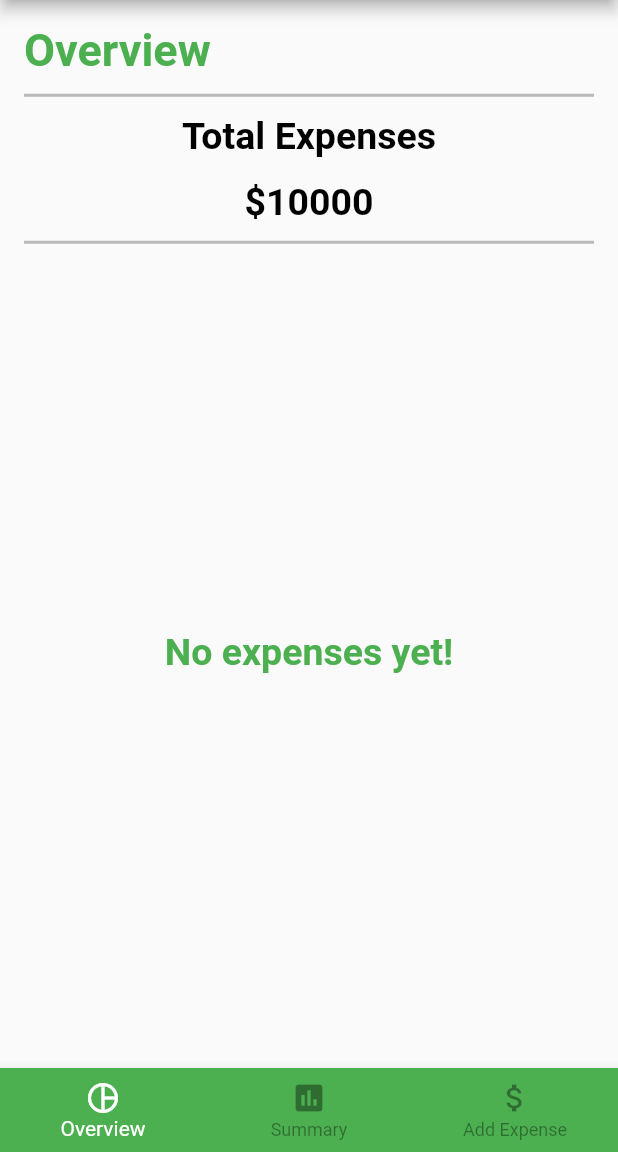
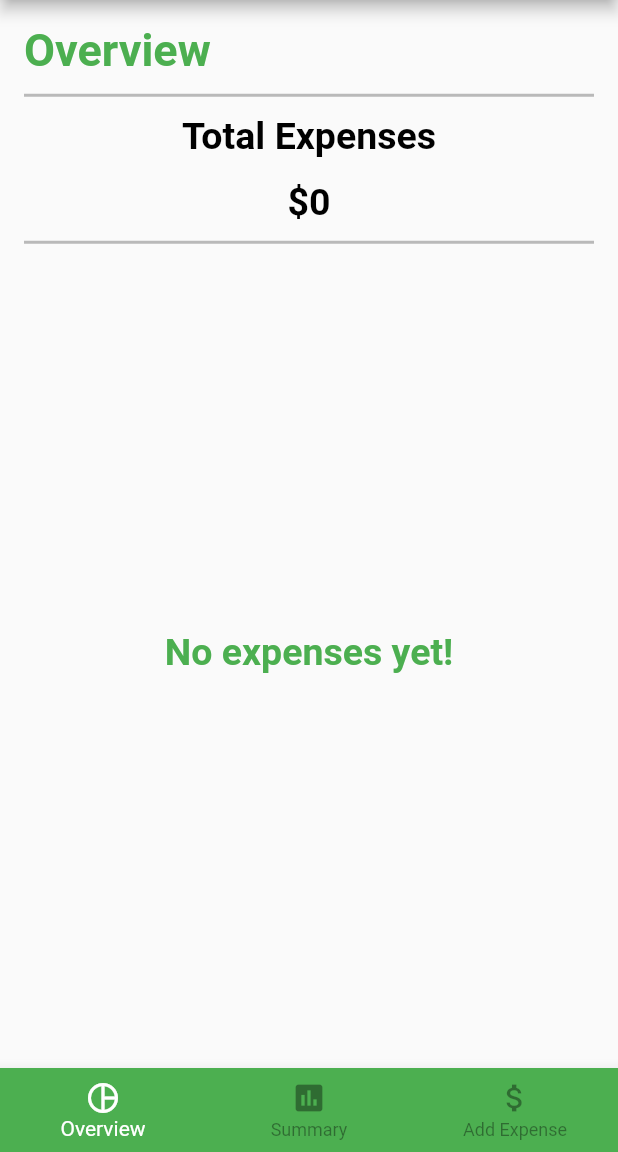
Before and after one commit to elliot-tio/WhereDidMyMoneyGo, a Flutter app: the screen it shows after launch, on a phone screen of 412 x 824 dp, the part 84-1236 px from its top. Run offline on Flutter 3.47's test engine with Material 2 defaults, Android fonts, the phone set to English and light mode, and no system bars; our stand-ins replace flutter_masked_text, sqflite; accounts and stored records are empty.

Commit message:
db working ok for overview. clear db button. loading icon if fetching.

```diff
--- a/lib/expense.dart
+++ b/lib/expense.dart
@@ -15,7 +15,7 @@ class Expense {
       'location': location,
       'category': category,
       'amount': amount,
-      'dateTime': dateTime,
+      'datetime': dateTime,
     };
   }
 }
--- a/lib/helpers.dart
+++ b/lib/helpers.dart
@@ -15,4 +15,10 @@ class Helpers {
     );
     return database;
   }
+
+  static clearDb() async {
+    final Database db = await getDatabase();
+    db.delete('expenses');
+    print('Database cleared');
+  }
 }
--- a/lib/home.dart
+++ b/lib/home.dart
@@ -1,6 +1,7 @@
 import 'package:flutter/material.dart';
 import 'add_expense_form.dart';
 import 'overview.dart';
+import 'summary.dart';
 
 class Home extends StatefulWidget {
   Home({Key key}) : super(key: key);
@@ -11,16 +12,14 @@ class Home extends StatefulWidget {
 
 class _HomeState extends State<Home> {
   int _selectedIndex = 0;
-  static const TextStyle optionStyle =
-      TextStyle(fontSize: 30, fontWeight: FontWeight.bold);
   static List<Widget> _widgetOptions = <Widget>[
     Container(
       padding: const EdgeInsets.all(16),
       child: Overview(),
     ),
-    Text(
-      'Summary',
-      style: optionStyle,
+    Container(
+      padding: const EdgeInsets.all(16),
+      child: Summary(),
     ),
     Container(
       padding: const EdgeInsets.all(32),
--- a/lib/overview.dart
+++ b/lib/overview.dart
@@ -1,26 +1,99 @@
+import 'dart:async';
 import 'package:flutter/material.dart';
 import 'package:sqflite/sqflite.dart';
 import 'expense.dart';
 import 'helpers.dart';
 
-class Overview extends StatelessWidget {
+class Overview extends StatefulWidget {
+  @override
+  _OverviewState createState() => _OverviewState();
+}
+
+class _OverviewState extends State<Overview> {
+  var _children = <Widget>[
+    SizedBox(
+      child: CircularProgressIndicator(),
+      width: 60,
+      height: 60,
+    ),
+    const Padding(
+      padding: EdgeInsets.only(top: 16),
+      child: Text('Loading...'),
+    )
+  ];
+  var _childrenTotal = <Widget>[
+    SizedBox(
+      child: CircularProgressIndicator(),
+      width: 60,
+      height: 60,
+    ),
+    const Padding(
+      padding: EdgeInsets.only(top: 16),
+      child: Text('Loading...'),
+    )
+  ];
+  Timer _timer;
+
+  @override
+  void initState() {
+    _timer = Timer(new Duration(seconds: 1), () {
+      setState(() {
+        _children = <Widget>[
+          new Text(
+            "No expenses yet!",
+            style: TextStyle(
+              fontSize: 25,
+              fontWeight: FontWeight.bold,
+              color: Theme.of(context).colorScheme.primaryVariant
+            ),
+          ),
+        ];
+        _childrenTotal = <Widget>[
+          new Text(
+            "\$0",
+            style: TextStyle(
+              fontSize: 25,
+              fontWeight: FontWeight.bold,
+              color: Colors.black
+            ),
+          ),
+        ];
+      });
+    });
+    super.initState();
+  }
+
   Future<List<Expense>> expenses() async {
-    // Get a reference to the database.
     final Database db = await Helpers.getDatabase();
 
-    // Query the table for all The Dogs.
-    final List<Map<String, dynamic>> maps = await db.query('expenses');
+    final List<Map<String, dynamic>> maps = await db.query(
+      'expenses',
+      columns: [
+        "SUM(amount) AS sum",
+        "category",
+        "dateTime",
+      ],
+      groupBy: "category");
 
-    // Convert the List<Map<String, dynamic> into a List<Dog>.
     return List.generate(maps.length, (i) {
       return Expense(
-        id: maps[i]['id'],
-        description: maps[i]['description'],
-        location: maps[i]['location'],
         category: maps[i]['category'],
-        amount: maps[i]['amount'],
-        dateTime: maps[i]['dateTime']
+        amount: maps[i]['sum'],
+        dateTime: maps[i]['datetime']
       );
+    });
+  }
+
+  Future<List<double>> totalExpenses() async {
+    final Database db = await Helpers.getDatabase();
+
+    final List<Map<String, dynamic>> total = await db.query(
+      'expenses',
+      columns: ["SUM(amount) AS total"],
+    );
+
+    return List.generate(total.length, (i) {
+      return total[i]['total'];
     });
   }
 
@@ -28,8 +101,16 @@ class Overview extends StatelessWidget {
     return await expenses();
   }
 
-  final sum = 10000;
-  final List<int> categoriesSum = <int>[100, 200, 300, 400, 500, 600, 700, 100, 200, 300, 400, 500, 600, 700, 100, 200, 300, 400, 500, 600, 700];
+  Future<List<double>> getTotalExpenses() async {
+    return await totalExpenses();
+  }
+
+  @override
+  void dispose() {
+    _timer.cancel();
+    _timer = null;
+    super.dispose();
+  }
 
   @override
   Widget build(BuildContext context) {
@@ -73,14 +154,29 @@ class Overview extends StatelessWidget {
                   ),
                 ),
                 Container(height: 15),
-                Text(
-                  '\$$sum',
+                new FutureBuilder(
+                  future: getTotalExpenses(),
+                  builder: (BuildContext context, AsyncSnapshot<List<double>> snapshot) {
+                    if (snapshot.data == null || snapshot.data.isEmpty || !snapshot.hasData) {
+                      return Center(
+                        child: Column(
+                          mainAxisAlignment: MainAxisAlignment.center,
+                          crossAxisAlignment: CrossAxisAlignment.center,
+                          children: _childrenTotal
+                        )
+                      );
+                    }
+                    var total = snapshot.data[0] != null ? snapshot.data[0].toStringAsFixed(2) : 0;
+                    return new Text(
+                      '\$$total',
                       style: TextStyle(
                         fontSize: 25,
                         fontWeight: FontWeight.bold,
                         color: Colors.black
                       ),
-                ),
+                    );
+                  },
+                )
               ],
             ),
             Divider(
@@ -92,32 +188,35 @@ class Overview extends StatelessWidget {
               child: new FutureBuilder(
                 future: getExpenses(),
                 builder: (BuildContext context, AsyncSnapshot<List<Expense>> snapshot) {
-                  if (snapshot.data == null || snapshot.data.isEmpty || !snapshot.hasData)
-                    return new Center(
-                      child: new Text(
-                        "No expenses yet!",
-                        style: TextStyle(
-                          fontSize: 25,
-                          fontWeight: FontWeight.bold,
-                          color: Theme.of(context).colorScheme.primaryVariant
-                        ),
-                      ),
+                  if (snapshot.data == null || snapshot.data.isEmpty || !snapshot.hasData) {
+                    return Center(
+                      child: Column(
+                        mainAxisAlignment: MainAxisAlignment.center,
+                        crossAxisAlignment: CrossAxisAlignment.center,
+                        children: _children
+                      )
                     );
+                  } else {
                     List<Expense> expensesList = snapshot.data;
                     return new ListView.separated(
                       itemCount: expensesList.length,
                       separatorBuilder: (BuildContext context, int index) => const Divider(),
                       itemBuilder: (BuildContext context, int index) {
+                        var category = expensesList[index].category;
+                        var amount = expensesList[index].amount.toStringAsFixed(2);
                         return Card(
                           color: Colors.amber[400],
                           child: ListTile(
-                          leading: const Icon(Icons.monetization_on, size: 56),
-                          title: Text('Category: ${expensesList[index].category}'),
-                          subtitle: Text('Total: \$${categoriesSum[index]}')
+                            leading: const Icon(Icons.monetization_on, size: 48),
+                            title: Text('Category: $category', style: TextStyle(fontWeight: FontWeight.bold)),
+                            subtitle: Text('Total: \$$amount'),
+                            trailing: const Icon(Icons.arrow_right, size: 48),
+                            // onTap: move to summary tab
                           )
                         );
                       }
                     );
+                  }
                 }
               )
             ),
```
Also changed, not shown: lib/summary.dart (added, +13 -0 lines). Lines whose indentation alone changed are shown as unchanged.
